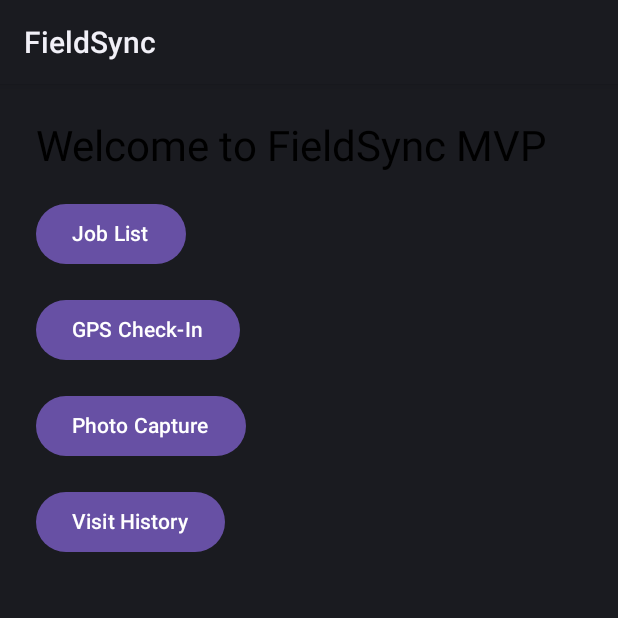
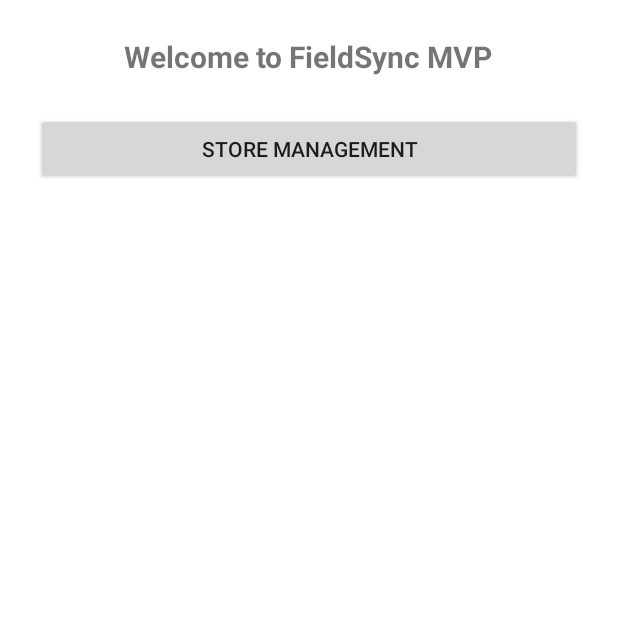
Before and after one commit to asandoval557/FieldSync_MVP, an Android app: the screen it shows after launch (MainActivity), on a phone screen of 412 x 824 dp, the top half of it. Run offline under Robolectric (Android 15) with nearby library versions, the phone set to English and light mode, and no system bars.

Commit message:
Finished base StoreManagement view. Switched MainActivity to use AppCompatActivity. Added colors.xml, themes.xml, and activity_main.xml. Deleted compose as it wa causing errors.

```diff
--- a/android-app/app/src/main/AndroidManifest.xml
+++ b/android-app/app/src/main/AndroidManifest.xml
@@ -3,8 +3,11 @@
 
     <application
             android:allowBackup="true"
+            android:theme="@style/Theme.FieldSync.AppCompat"
             android:label="@string/app_name"
             android:supportsRtl="true">
+
+
         <activity
                 android:name=".main_menu"
                 android:exported="false"/>
@@ -17,6 +20,9 @@
                 <category android:name="android.intent.category.LAUNCHER"/>
             </intent-filter>
         </activity>
+        <activity
+                android:name=".StoreManagement"
+                android:theme="@style/Theme.FieldSync.AppCompat"/>
     </application>
 
 </manifest>
--- a/android-app/app/src/main/java/com/example/fieldsync/MainActivity.kt
+++ b/android-app/app/src/main/java/com/example/fieldsync/MainActivity.kt
@@ -1,81 +1,31 @@
 package com.example.fieldsync
 
+import android.content.Intent
 import android.os.Bundle
-import androidx.activity.ComponentActivity
-import androidx.activity.compose.setContent
-import androidx.compose.foundation.layout.*
-import androidx.compose.material3.*
-import androidx.compose.runtime.*
-import androidx.compose.ui.Modifier
-import androidx.compose.ui.unit.dp
-import androidx.compose.ui.tooling.preview.Preview
+import androidx.appcompat.app.AppCompatActivity
 
-class MainActivity : ComponentActivity() {
+import androidx.core.view.ViewCompat
+import androidx.core.view.WindowInsetsCompat
+import com.example.fieldsync.databinding.ActivityMainBinding
+
+class MainActivity : AppCompatActivity() {
+
+  private lateinit var binding: ActivityMainBinding
+
   override fun onCreate(savedInstanceState: Bundle?) {
     super.onCreate(savedInstanceState)
-    setContent {
-      MaterialTheme {
-        MainMenuScreen()
-      }
+
+    binding = ActivityMainBinding.inflate(layoutInflater)
+    setContentView(binding.root)
+
+    ViewCompat.setOnApplyWindowInsetsListener(binding.main) { v, insets ->
+      val systemBars = insets.getInsets(WindowInsetsCompat.Type.systemBars())
+      v.setPadding(systemBars.left, systemBars.top, systemBars.right, systemBars.bottom)
+      insets
+    }
+
+    binding.storeManagementButton.setOnClickListener {
+      startActivity(Intent(this, StoreManagement::class.java))
     }
   }
 }
-
-@Composable
-fun MainMenuScreen() {
-  var selectedScreen by remember { mutableStateOf("mainMenu") }
-
-  when (selectedScreen) {
-    "mainMenu" -> Column(
-      modifier = Modifier
-        .fillMaxSize()
-        .padding(24.dp),
-      verticalArrangement = Arrangement.spacedBy(16.dp)
-    ) {
-      Text("Welcome to FieldSync MVP", style = MaterialTheme.typography.headlineMedium)
-
-      Button(onClick = { selectedScreen = "jobList" }) {
-        Text("Job List")
-      }
-
-      Button(onClick = { selectedScreen = "checkIn" }) {
-        Text("GPS Check-In")
-      }
-
-      Button(onClick = { selectedScreen = "photoCapture" }) {
-        Text("Photo Capture")
-      }
-
-      Button(onClick = { selectedScreen = "visitHistory" }) {
-        Text("Visit History")
-      }
-    }
-
-    else -> SimpleScreen(title = selectedScreen) {
-      selectedScreen = "mainMenu"
-    }
-  }
-}
-
-@Composable
-fun SimpleScreen(title: String, onBack: () -> Unit) {
-  Column(
-    modifier = Modifier
-      .fillMaxSize()
-      .padding(24.dp),
-    verticalArrangement = Arrangement.spacedBy(16.dp)
-  ) {
-    Text("$title Screen", style = MaterialTheme.typography.headlineMedium)
-    Button(onClick = onBack) {
-      Text("Back to Menu")
-    }
-  }
-}
-
-@Preview(showBackground = true)
-@Composable
-fun MainMenuPreview() {
-  MaterialTheme {
-    MainMenuScreen()
-  }
-}
--- /dev/null
+++ b/android-app/app/src/main/res/layout/activity_main.xml
@@ -0,0 +1,29 @@
+<?xml version="1.0" encoding="utf-8"?>
+<LinearLayout
+        xmlns:android="http://schemas.android.com/apk/res/android"
+        android:id="@+id/main"
+        android:layout_width="match_parent"
+        android:layout_height="match_parent"
+        android:orientation="vertical"
+        android:padding="24dp"
+        android:gravity="center_horizontal"
+        android:layout_gravity="center"
+        android:background="@android:color/white">
+
+    <TextView
+            android:id="@+id/titleText"
+            android:layout_width="wrap_content"
+            android:layout_height="wrap_content"
+            android:text="Welcome to FieldSync MVP"
+            android:textSize="20sp"
+            android:textStyle="bold"
+            android:layout_marginBottom="24dp"/>
+
+    <Button
+            android:id="@+id/storeManagementButton"
+            android:layout_width="match_parent"
+            android:layout_height="wrap_content"
+            android:text="Store Management"/>
+
+
+</LinearLayout>
--- a/android-app/app/src/main/res/layout/activity_store_management.xml
+++ b/android-app/app/src/main/res/layout/activity_store_management.xml
@@ -20,7 +20,9 @@
                 android:layout_height="match_parent"
                 android:padding="8dp"
                 android:clipToPadding="false"
-                android:scrollbars="vertical"/>
+                android:scrollbars="vertical" app:layout_constraintStart_toStartOf="parent"
+                app:layout_constraintTop_toTopOf="parent" app:layout_constraintEnd_toEndOf="parent"
+                app:layout_constraintBottom_toBottomOf="parent"/>
 
     </androidx.constraintlayout.widget.ConstraintLayout>
 </androidx.constraintlayout.widget.ConstraintLayout>
--- /dev/null
+++ b/android-app/app/src/main/res/values/colors.xml
@@ -0,0 +1,6 @@
+<?xml version="1.0" encoding="utf-8"?>
+<resources>
+    <color name="purple_500">#6200EE</color>
+    <color name="purple_700">#3700B3</color>
+    <color name="teal_200">#03DAC5</color>
+</resources>
--- /dev/null
+++ b/android-app/app/src/main/res/values/themes.xml
@@ -0,0 +1,8 @@
+<?xml version="1.0" encoding="utf-8"?>
+<resources>
+    <style name="Theme.FieldSync.AppCompat" parent="Theme.AppCompat.Light.NoActionBar">
+        <item name="colorPrimary">@color/purple_500</item>
+        <item name="colorPrimaryDark">@color/purple_700</item>
+        <item name="colorAccent">@color/teal_200</item>
+    </style>
+</resources>
```
Also changed, not shown: android-app/app/build.gradle.kts (+6 -15 lines), android-app/app/src/main/java/com/example/fieldsync/StoreManagement.kt (+25 -2 lines), android-app/app/src/main/java/com/example/fieldsync/VisitLocationAdapter.kt (+35 -1 lines), android-app/app/src/main/java/com/example/fieldsync/ui/auth/LoginScreen.kt (deleted, +0 -40 lines).
